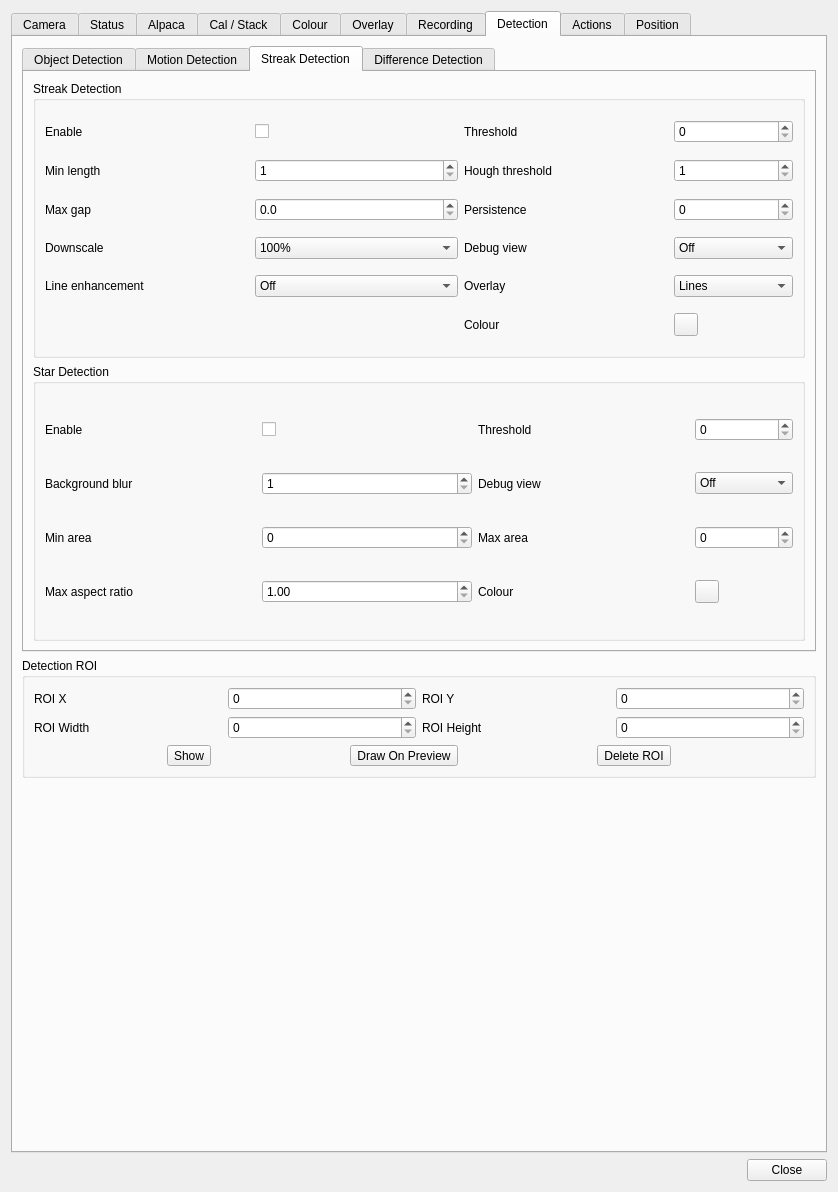
Qt form plugins/feature/camera/camerasettingsdialog.ui (srcejon/sdrangel) before a commit.
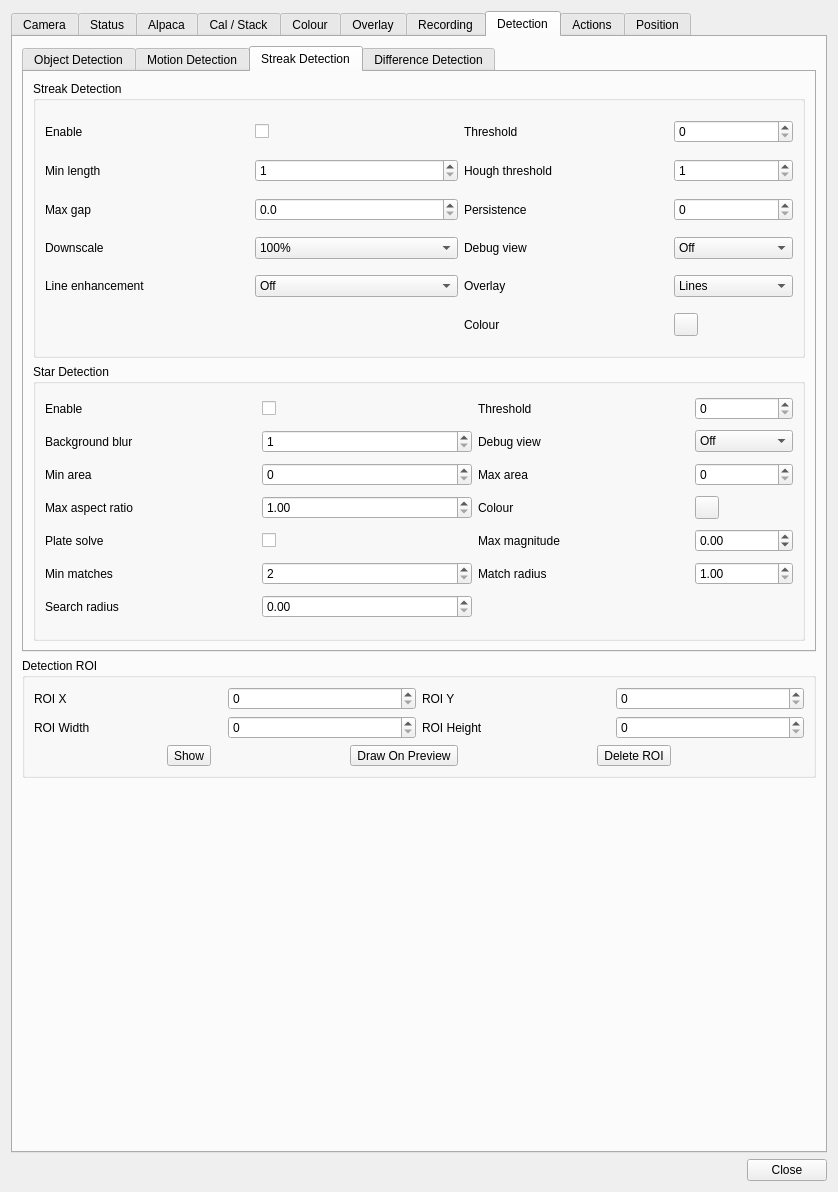
The same form after that commit. The open tabs and pages were chosen to show the change. Icons and pictures are not drawn. Custom widgets are drawn as their Qt base class.

Commit message: Add camera plate solver

Diff of the .ui file:
```diff
--- a/plugins/feature/camera/camerasettingsdialog.ui
+++ b/plugins/feature/camera/camerasettingsdialog.ui
@@ -4815,6 +4815,97 @@
                 </property>
                </widget>
               </item>
+              <item row="4" column="0">
+               <widget class="QLabel" name="plateSolveLabel">
+                <property name="text">
+                 <string>Plate solve</string>
+                </property>
+               </widget>
+              </item>
+              <item row="4" column="1">
+               <widget class="QCheckBox" name="plateSolveCheck">
+                <property name="text">
+                 <string/>
+                </property>
+               </widget>
+              </item>
+              <item row="4" column="2">
+               <widget class="QLabel" name="plateSolveMaxMagnitudeLabel">
+                <property name="text">
+                 <string>Max magnitude</string>
+                </property>
+               </widget>
+              </item>
+              <item row="4" column="3">
+               <widget class="QDoubleSpinBox" name="plateSolveMaxMagnitudeSpin">
+                <property name="minimum">
+                 <double>-2.000000000000000</double>
+                </property>
+                <property name="maximum">
+                 <double>8.000000000000000</double>
+                </property>
+                <property name="singleStep">
+                 <double>0.100000000000000</double>
+                </property>
+               </widget>
+              </item>
+              <item row="5" column="0">
+               <widget class="QLabel" name="plateSolveMinMatchesLabel">
+                <property name="text">
+                 <string>Min matches</string>
+                </property>
+               </widget>
+              </item>
+              <item row="5" column="1">
+               <widget class="QSpinBox" name="plateSolveMinMatchesSpin">
+                <property name="minimum">
+                 <number>2</number>
+                </property>
+                <property name="maximum">
+                 <number>32</number>
+                </property>
+               </widget>
+              </item>
+              <item row="5" column="2">
+               <widget class="QLabel" name="plateSolveMatchRadiusLabel">
+                <property name="text">
+                 <string>Match radius</string>
+                </property>
+               </widget>
+              </item>
+              <item row="5" column="3">
+               <widget class="QDoubleSpinBox" name="plateSolveMatchRadiusSpin">
+                <property name="minimum">
+                 <double>1.000000000000000</double>
+                </property>
+                <property name="maximum">
+                 <double>256.000000000000000</double>
+                </property>
+                <property name="singleStep">
+                 <double>1.000000000000000</double>
+                </property>
+               </widget>
+              </item>
+              <item row="6" column="0">
+               <widget class="QLabel" name="plateSolveSearchRadiusLabel">
+                <property name="text">
+                 <string>Search radius</string>
+                </property>
+               </widget>
+              </item>
+              <item row="6" column="1">
+               <widget class="QDoubleSpinBox" name="plateSolveSearchRadiusSpin">
+                <property name="minimum">
+                 <double>0.000000000000000</double>
+                </property>
+                <property name="maximum">
+                 <double>45.000000000000000</double>
+                </property>
+                <property name="singleStep">
+                 <double>0.500000000000000</double>
+                </property>
+               </widget>
+              </item>
              </layout>
             </widget>
            </item>
```
The commit also changes 10 other files.
